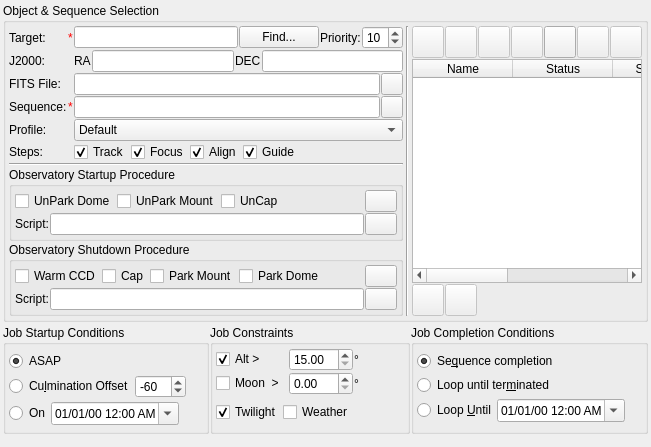
Qt form kstars/ekos/scheduler/scheduler.ui (KDE/kstars) before a commit.
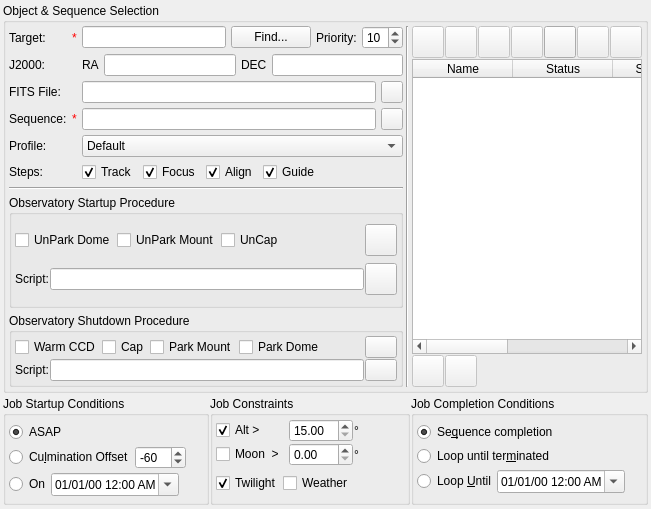
The same form after that commit. Custom widgets are drawn as their Qt base class.

Diff of the .ui file:
```diff
--- a/kstars/ekos/scheduler/scheduler.ui
+++ b/kstars/ekos/scheduler/scheduler.ui
@@ -6,8 +6,8 @@
    <rect>
     <x>0</x>
     <y>0</y>
-    <width>626</width>
-    <height>447</height>
+    <width>634</width>
+    <height>509</height>
    </rect>
   </property>
   <layout class="QVBoxLayout" name="verticalLayout_8">
@@ -28,10 +28,16 @@
    </property>
    <item>
     <widget class="QGroupBox" name="groupBox">
+     <property name="sizePolicy">
+      <sizepolicy hsizetype="Expanding" vsizetype="Expanding">
+       <horstretch>0</horstretch>
+       <verstretch>0</verstretch>
+      </sizepolicy>
+     </property>
      <property name="title">
       <string>Object &amp;&amp; Sequence Selection</string>
      </property>
-     <layout class="QHBoxLayout" name="horizontalLayout_10">
+     <layout class="QHBoxLayout" name="horizontalLayout_10" stretch="1,1,2">
       <property name="spacing">
        <number>3</number>
       </property>
@@ -50,17 +56,17 @@
       <item>
        <layout class="QVBoxLayout" name="verticalLayout_6">
         <property name="spacing">
-         <number>1</number>
+         <number>5</number>
         </property>
         <item>
          <layout class="QGridLayout" name="gridLayout_2">
           <property name="spacing">
-           <number>1</number>
+           <number>5</number>
           </property>
           <item row="1" column="2">
            <layout class="QHBoxLayout" name="horizontalLayout_17">
             <property name="spacing">
-             <number>1</number>
+             <number>5</number>
             </property>
             <item>
              <widget class="QLabel" name="label_6">
@@ -95,7 +101,7 @@
           <item row="2" column="2">
            <layout class="QHBoxLayout" name="horizontalLayout_13">
             <property name="spacing">
-             <number>1</number>
+             <number>5</number>
             </property>
             <item>
              <widget class="QLineEdit" name="fitsEdit">
@@ -135,7 +141,7 @@
           <item row="5" column="2">
            <layout class="QHBoxLayout" name="horizontalLayout_11">
             <property name="spacing">
-             <number>1</number>
+             <number>5</number>
             </property>
             <item>
              <widget class="QCheckBox" name="trackStepCheck">
@@ -219,7 +225,7 @@
           <item row="0" column="2">
            <layout class="QHBoxLayout" name="horizontalLayout_2">
             <property name="spacing">
-             <number>1</number>
+             <number>5</number>
             </property>
             <item>
              <widget class="QLineEdit" name="nameEdit"/>
@@ -289,7 +295,7 @@
           <item row="3" column="2">
            <layout class="QHBoxLayout" name="horizontalLayout_15">
             <property name="spacing">
-             <number>1</number>
+             <number>5</number>
             </property>
             <item>
              <widget class="QLineEdit" name="sequenceEdit">
@@ -1481,10 +1487,13 @@
      <property name="orientation">
       <enum>Qt::Vertical</enum>
      </property>
+     <property name="sizeType">
+      <enum>QSizePolicy::Preferred</enum>
+     </property>
      <property name="sizeHint" stdset="0">
       <size>
        <width>20</width>
-       <height>40</height>
+       <height>1</height>
       </size>
      </property>
     </spacer>
```
Left out of the diff: 76 changed lines with no effect on the pictures.
